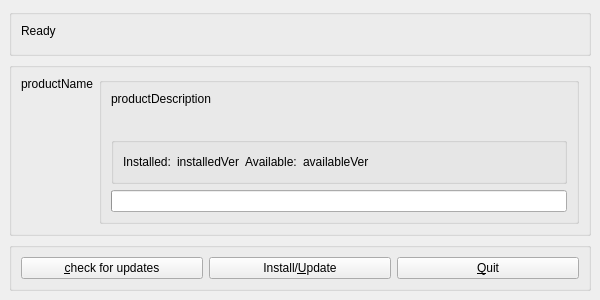
Above: id-updater/trunk/idupdater.ui from tixsys/esteid before the change. Below: the same form after it.
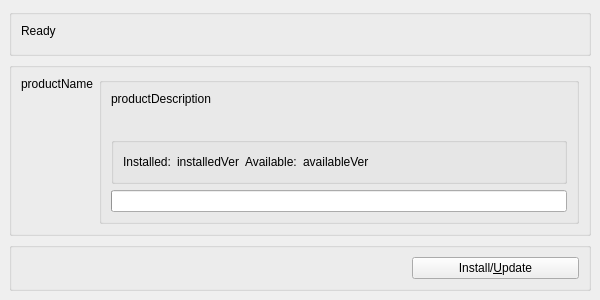
That is the form after the change.

Diff of the .ui file:
```diff
--- a/id-updater/trunk/idupdater.ui
+++ b/id-updater/trunk/idupdater.ui
@@ -184,27 +184,29 @@
      </widget>
     </item>
     <item>
-     <widget class="QGroupBox" name="groupBoxButtons" >
-      <layout class="QHBoxLayout" name="horizontalLayout" >
+     <widget class="QGroupBox" name="groupBoxButtons">
+      <property name="sizePolicy">
+       <sizepolicy hsizetype="Preferred" vsizetype="Preferred">
+        <horstretch>0</horstretch>
+        <verstretch>0</verstretch>
+       </sizepolicy>
+      </property>
+      <property name="minimumSize">
+       <size>
+        <width>582</width>
+        <height>0</height>
+       </size>
+      </property>
+      <layout class="QHBoxLayout" name="horizontalLayout">
+       <property name="leftMargin">
+        <number>400</number>
+       </property>
+       <property name="rightMargin">
+        <number>9</number>
+       </property>
        <item>
-        <widget class="QPushButton" name="m_checkUpdatesButton" >
-         <property name="sizePolicy" >
-          <sizepolicy vsizetype="Preferred" hsizetype="Preferred" >
-           <horstretch>0</horstretch>
-           <verstretch>0</verstretch>
-          </sizepolicy>
-         </property>
-         <property name="text" >
-          <string>&amp;check for updates</string>
-         </property>
-         <property name="shortcut" >
-          <string>Alt+C</string>
-         </property>
-        </widget>
-       </item>
-       <item>
-        <widget class="QPushButton" name="m_installButton" >
-         <property name="text" >
+        <widget class="QPushButton" name="m_installButton">
+         <property name="text">
           <string>Install/&amp;Update</string>
          </property>
          <property name="shortcut" >
@@ -212,16 +214,6 @@
          </property>
         </widget>
        </item>
-       <item>
-        <widget class="QPushButton" name="m_cancelButton" >
-         <property name="text" >
-          <string>&amp;Quit</string>
-         </property>
-         <property name="shortcut" >
-          <string>Alt+Q</string>
-         </property>
-        </widget>
-       </item>
       </layout>
      </widget>
     </item>
```
Left out of the diff: 164 changed lines with no effect on the pictures.
